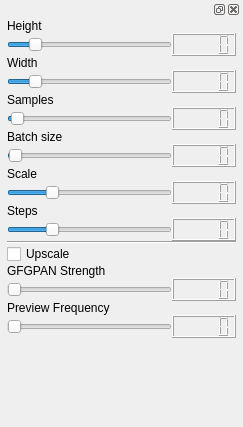
First picture: the form in frontend/ui_widgets/sizer_count.ui, repository XmYx/ainodes-pyside, before the edit.
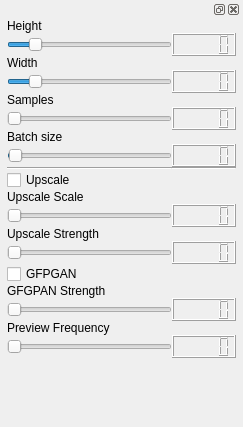
Second picture: the form after the edit.

Commit message: moved around some sliders, fixed scale for txt2img. also added save the prompt on dreambutton, last prompt gets restored with next start

```diff
--- a/frontend/ui_widgets/sizer_count.ui
+++ b/frontend/ui_widgets/sizer_count.ui
@@ -102,32 +102,10 @@
            </property>
           </widget>
          </item>
-         <item row="15" column="1">
-          <widget class="QLCDNumber" name="stepsNumber"/>
-         </item>
          <item row="7" column="1">
           <widget class="QLCDNumber" name="batchSizeNumber"/>
          </item>
-         <item row="15" column="0">
-          <widget class="QSlider" name="stepsSlider">
-           <property name="maximum">
-            <number>300</number>
-           </property>
-           <property name="value">
-            <number>75</number>
-           </property>
-           <property name="orientation">
-            <enum>Qt::Horizontal</enum>
-           </property>
-           <property name="invertedAppearance">
-            <bool>false</bool>
-           </property>
-           <property name="invertedControls">
-            <bool>false</bool>
-           </property>
-          </widget>
-         </item>
-         <item row="28" column="0">
+         <item row="27" column="0">
           <spacer name="verticalSpacer">
            <property name="orientation">
             <enum>Qt::Vertical</enum>
@@ -140,40 +118,34 @@
            </property>
           </spacer>
          </item>
-         <item row="14" column="0">
-          <widget class="QLabel" name="label_5">
-           <property name="text">
-            <string>Steps</string>
-           </property>
-          </widget>
-         </item>
          <item row="5" column="1">
           <widget class="QLCDNumber" name="samplesNumber"/>
          </item>
-         <item row="16" column="1">
+         <item row="14" column="0">
+          <widget class="QLabel" name="label_5">
+           <property name="text">
+            <string>Upscale Scale</string>
+           </property>
+          </widget>
+         </item>
+         <item row="12" column="1">
           <widget class="Line" name="line_2">
            <property name="orientation">
             <enum>Qt::Horizontal</enum>
            </property>
           </widget>
          </item>
-         <item row="13" column="0">
-          <widget class="QSlider" name="scaleSlider">
-           <property name="maximum">
-            <number>3000</number>
-           </property>
-           <property name="value">
-            <number>750</number>
-           </property>
-           <property name="orientation">
-            <enum>Qt::Horizontal</enum>
+         <item row="16" column="0">
+          <widget class="QLabel" name="label_6">
+           <property name="text">
+            <string>Upscale Strength</string>
            </property>
           </widget>
          </item>
          <item row="5" column="0">
           <widget class="QSlider" name="samplesSlider">
            <property name="maximum">
-            <number>50</number>
+            <number>1500</number>
            </property>
            <property name="pageStep">
             <number>1</number>
@@ -202,7 +174,7 @@
            </property>
           </widget>
          </item>
-         <item row="21" column="0">
+         <item row="20" column="0">
           <widget class="QSlider" name="gfpganSlider">
            <property name="minimum">
             <number>0</number>
@@ -221,21 +193,14 @@
            </property>
           </widget>
          </item>
-         <item row="11" column="0">
-          <widget class="QLabel" name="label_6">
-           <property name="text">
-            <string>Scale</string>
-           </property>
-          </widget>
-         </item>
-         <item row="20" column="0">
+         <item row="19" column="0">
           <widget class="QLabel" name="label_8">
            <property name="text">
             <string>GFGPAN Strength</string>
            </property>
           </widget>
          </item>
-         <item row="16" column="0">
+         <item row="12" column="0">
           <widget class="Line" name="line">
            <property name="orientation">
             <enum>Qt::Horizontal</enum>
@@ -274,7 +239,7 @@
          <item row="1" column="1">
           <widget class="QLCDNumber" name="heightNumber"/>
          </item>
-         <item row="21" column="1">
+         <item row="20" column="1">
           <widget class="QLCDNumber" name="gfpganNumber"/>
          </item>
          <item row="4" column="0">
@@ -284,23 +249,40 @@
            </property>
           </widget>
          </item>
-         <item row="17" column="0">
+         <item row="13" column="0">
           <widget class="QCheckBox" name="upScale">
            <property name="text">
             <string>Upscale</string>
            </property>
           </widget>
          </item>
+         <item row="26" column="1">
+          <widget class="QLCDNumber" name="lcdNumber"/>
+         </item>
          <item row="3" column="1">
           <widget class="QLCDNumber" name="widthNumber"/>
          </item>
-         <item row="26" column="0">
+         <item row="25" column="0">
           <widget class="QLabel" name="label_7">
            <property name="text">
             <string>Preview Frequency</string>
            </property>
           </widget>
          </item>
+         <item row="26" column="0">
+          <widget class="QSlider" name="previewSlider">
+           <property name="orientation">
+            <enum>Qt::Horizontal</enum>
+           </property>
+          </widget>
+         </item>
+         <item row="17" column="0">
+          <widget class="QSlider" name="upscaleStrength">
+           <property name="orientation">
+            <enum>Qt::Horizontal</enum>
+           </property>
+          </widget>
+         </item>
          <item row="6" column="0">
           <widget class="QLabel" name="label">
            <property name="text">
@@ -308,13 +290,10 @@
            </property>
           </widget>
          </item>
-         <item row="13" column="1">
-          <widget class="QLCDNumber" name="scaleNumber">
-           <property name="smallDecimalPoint">
-            <bool>false</bool>
-           </property>
-           <property name="segmentStyle">
-            <enum>QLCDNumber::Filled</enum>
+         <item row="15" column="0">
+          <widget class="QSlider" name="upscaleScale">
+           <property name="orientation">
+            <enum>Qt::Horizontal</enum>
            </property>
           </widget>
          </item>
@@ -325,15 +304,18 @@
            </property>
           </widget>
          </item>
-         <item row="27" column="0">
-          <widget class="QSlider" name="previewSlider">
-           <property name="orientation">
-            <enum>Qt::Horizontal</enum>
+         <item row="18" column="0">
+          <widget class="QCheckBox" name="useGfpgan">
+           <property name="text">
+            <string>GFPGAN</string>
            </property>
           </widget>
          </item>
-         <item row="27" column="1">
-          <widget class="QLCDNumber" name="lcdNumber"/>
+         <item row="17" column="1">
+          <widget class="QLCDNumber" name="upscaleStrengthNumber"/>
+         </item>
+         <item row="15" column="1">
+          <widget class="QLCDNumber" name="upscaleScaleNumber"/>
          </item>
         </layout>
        </item>
```
Left out of the diff: 52 changed lines with no effect on the pictures. The commit also changes 8 other files.
